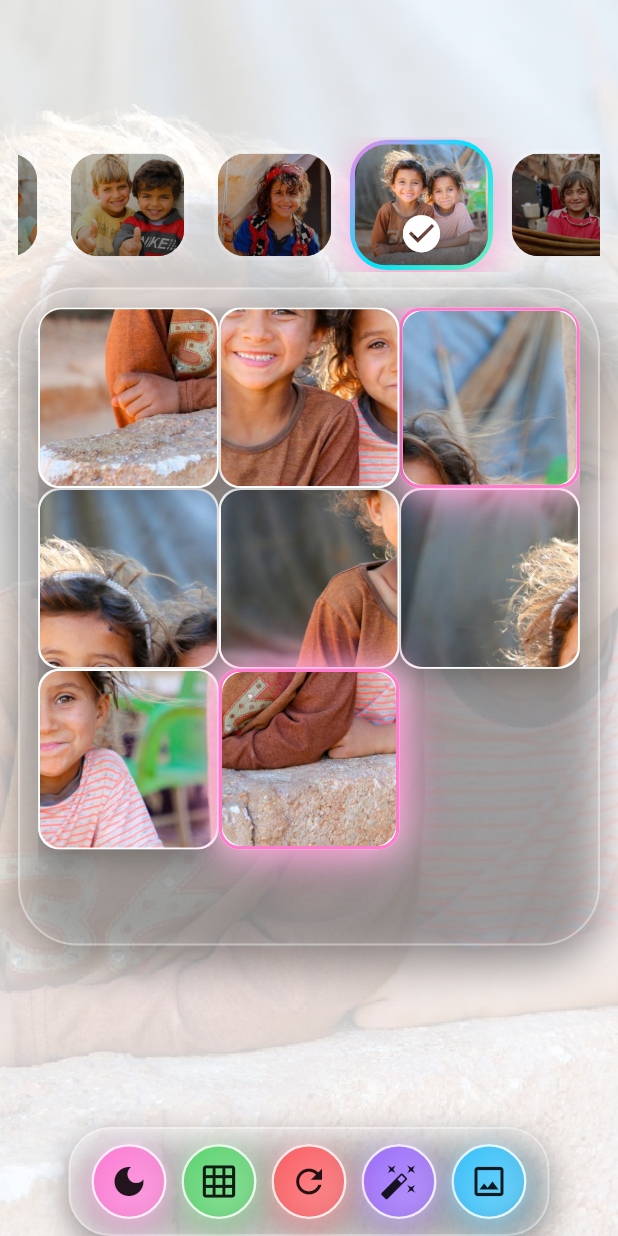
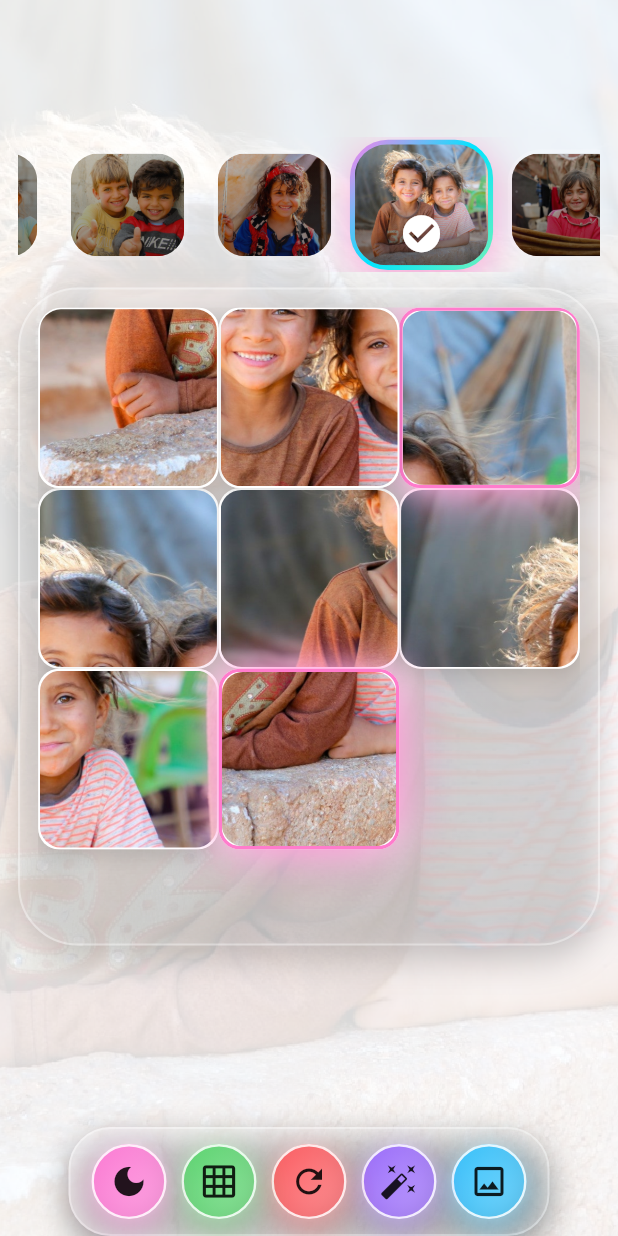
Before and after one commit to kamyarmg/lavash, a Flutter app: the screen it shows after launch, on a phone screen of 412 x 824 dp. Run offline on Flutter 3.47's test engine with Material 3 defaults, Android fonts, the phone set to English and light mode, and no system bars; our stand-ins replace google_fonts, image_picker, shared_preferences.

Commit message:
Adjust opacity and shadow effects for improved visual clarity; enhance background and tile shadow aesthetics

```diff
--- a/lib/main.dart
+++ b/lib/main.dart
@@ -452,7 +452,7 @@ class _MainAppState extends State<MainApp> with TickerProviderStateMixin {
                 Positioned.fill(
                   child: IgnorePointer(
                     child: Opacity(
-                      opacity: 0.2, // خیلی ترنسپرنت
+                      opacity: 0.15, // خیلی ترنسپرنت
                       child: CustomPaint(painter: _CoverImagePainter(image!)),
                     ),
                   ),
@@ -867,9 +867,9 @@ class _FancyFrame extends StatelessWidget {
         border: Border.all(color: Colors.white.withOpacity(0.35), width: 1.4),
         boxShadow: [
           BoxShadow(
-            color: Colors.black.withOpacity(0.4),
-            blurRadius: 25,
-            offset: const Offset(0, 12),
+            color: Colors.black.withOpacity(0.18),
+            blurRadius: 18,
+            offset: const Offset(0, 10),
           ),
         ],
         backgroundBlendMode: BlendMode.overlay,
@@ -906,6 +906,8 @@ class _PuzzleView extends StatelessWidget {
           }
           return Stack(
             children: [
+              // پس‌زمینه روشن داخل برد برای سفیدتر و درخشان‌تر شدن پشت تایل‌ها
+              Positioned.fill(child: Container(color: Colors.transparent)),
               for (int i = 0; i < board.tiles.length - 1; i++)
                 _buildTile(context, board.tiles[i], tileSize),
               if (board.isSolved)
@@ -992,10 +994,11 @@ class _TileContent extends StatelessWidget {
             ),
           ]
         : [
+            // سایه تیره تایل‌ها نرم‌تر و کم‌عمق‌تر شد
             BoxShadow(
-              color: Colors.black.withOpacity(0.25),
-              blurRadius: 16,
-              offset: const Offset(0, 6),
+              color: Colors.black.withOpacity(0.12),
+              blurRadius: 10,
+              offset: const Offset(0, 4),
             ),
           ];
 
```
